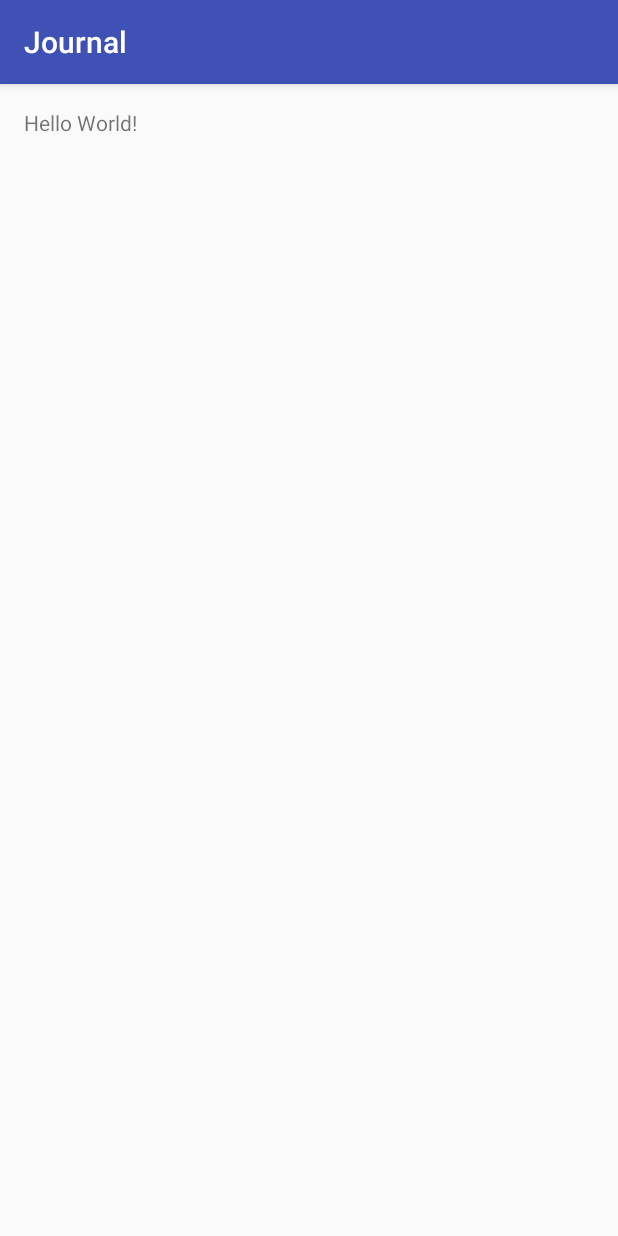
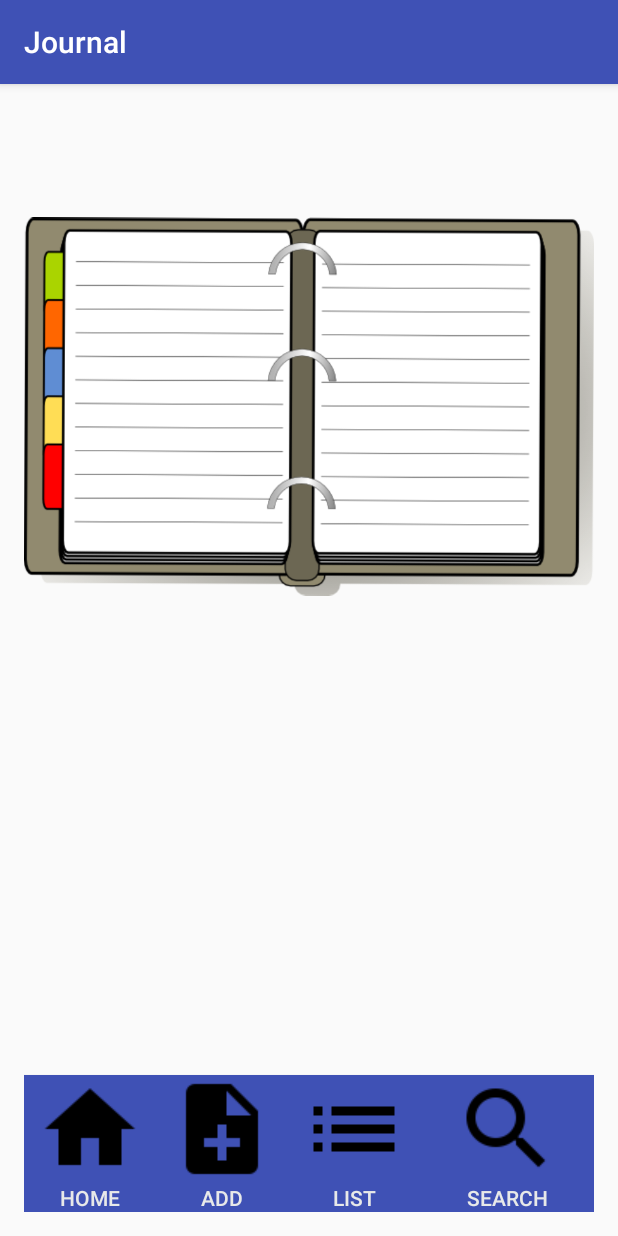
Before and after one commit to t-wheatley/Journal-App, an Android app: the screen it shows after launch (MainActivity), on a phone screen of 412 x 824 dp. Run offline under Robolectric (Android 15) with nearby library versions, the light colour scheme and no system bars.

Commit message:
Basic Splash Screen
Splash screen with an imageview and 4 buttons

```diff
--- a/app/src/main/res/layout/activity_main.xml
+++ b/app/src/main/res/layout/activity_main.xml
@@ -1,6 +1,7 @@
 <?xml version="1.0" encoding="utf-8"?>
 <RelativeLayout
     xmlns:android="http://schemas.android.com/apk/res/android"
+    xmlns:app="http://schemas.android.com/apk/res-auto"
     xmlns:tools="http://schemas.android.com/tools"
     android:id="@+id/activity_main"
     android:layout_width="match_parent"
@@ -11,8 +12,73 @@
     android:paddingTop="@dimen/activity_vertical_margin"
     tools:context="uk.ac.tees.q5071488.journal.MainActivity">
 
-    <TextView
+    <Button
         android:layout_width="wrap_content"
         android:layout_height="wrap_content"
-        android:text="Hello World!"/>
+        android:background="#3F51B5"
+        android:drawableTop="@drawable/ic_home_black_18dp"
+        android:text="@string/btn_home"
+        android:textColor="#e8e9e9"
+        android:id="@+id/buttonHome"
+        android:layout_alignParentBottom="true"
+        android:layout_alignParentLeft="true"
+        android:layout_alignParentStart="true"/>
+
+
+    <Button
+        android:layout_width="wrap_content"
+        android:layout_height="wrap_content"
+        android:background="#3F51B5"
+        android:drawableTop="@drawable/ic_note_add_black_18dp"
+        android:text="@string/btn_add"
+        android:textColor="#e8e9e9"
+        android:id="@+id/buttonAdd"
+        android:layout_alignParentBottom="true"
+        android:layout_toLeftOf="@+id/buttonList"
+        android:layout_toRightOf="@+id/buttonHome"
+        android:layout_toEndOf="@+id/buttonHome"
+        android:layout_alignTop="@+id/buttonHome"
+        android:layout_alignBottom="@+id/buttonHome"/>
+
+    <Button
+        android:layout_width="wrap_content"
+        android:layout_height="wrap_content"
+        android:background="#3F51B5"
+        android:drawableTop="@drawable/ic_list_black_18dp"
+        android:text="@string/btn_list"
+        android:textColor="#e8e9e9"
+        android:id="@+id/buttonList"
+        android:layout_alignParentBottom="true"
+        android:layout_toLeftOf="@+id/buttonSearch"
+        android:layout_toRightOf="@+id/buttonAdd"
+        android:layout_toEndOf="@+id/buttonAdd"
+        android:layout_alignTop="@+id/buttonHome"
+        android:layout_alignBottom="@+id/buttonHome"/>
+
+    <Button
+        android:layout_width="wrap_content"
+        android:layout_height="wrap_content"
+        android:background="#3F51B5"
+        android:drawableTop="@drawable/ic_search_black_18dp"
+        android:text="@string/btn_search"
+        android:textColor="#e8e9e9"
+        android:id="@+id/buttonSearch"
+        android:layout_alignParentBottom="true"
+        android:layout_alignParentRight="true"
+        android:layout_toRightOf="@+id/buttonList"
+        android:layout_toEndOf="@+id/buttonList"
+        android:layout_alignTop="@+id/buttonHome"
+        android:layout_alignBottom="@+id/buttonHome"/>
+
+    <ImageView
+        android:layout_width="wrap_content"
+        android:layout_height="wrap_content"
+        app:srcCompat="@drawable/splash"
+        android:id="@+id/imageView"
+        android:layout_alignParentTop="true"
+        android:layout_alignParentLeft="true"
+        android:layout_alignParentRight="true"
+        android:layout_alignParentStart="true"/>
+
+
 </RelativeLayout>
--- a/app/src/main/res/values/strings.xml
+++ b/app/src/main/res/values/strings.xml
@@ -1,3 +1,7 @@
 <resources>
     <string name="app_name">Journal</string>
+    <string name="btn_home">Home</string>
+    <string name="btn_add">Add</string>
+    <string name="btn_list">List</string>
+    <string name="btn_search">Search</string>
 </resources>
```
Also changed, not shown: app/src/main/res/drawable/ic_home_black_18dp.png (added), app/src/main/res/drawable/ic_list_black_18dp.png (added), app/src/main/res/drawable/ic_note_add_black_18dp.png (added), app/src/main/res/drawable/ic_search_black_18dp.png (added), app/src/main/res/drawable/splash.png (added).
